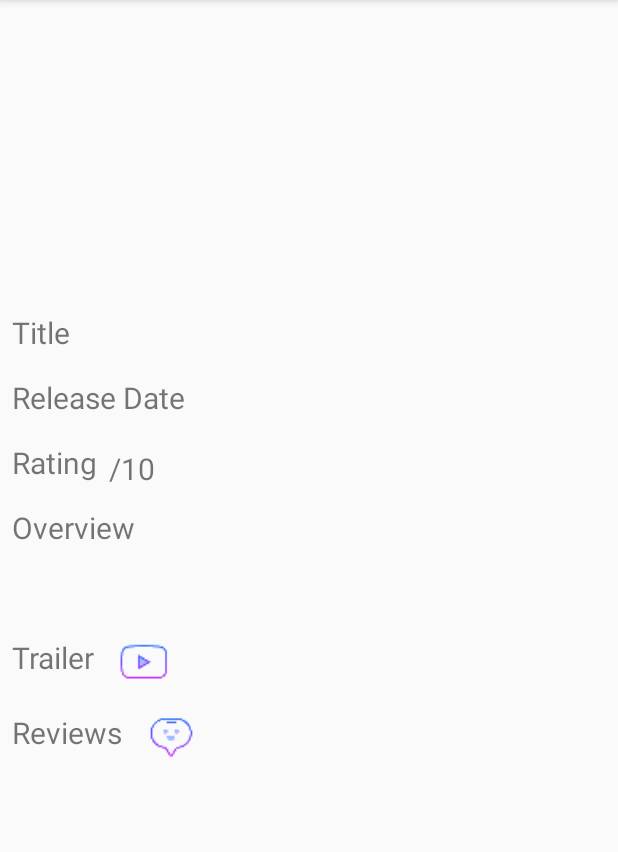
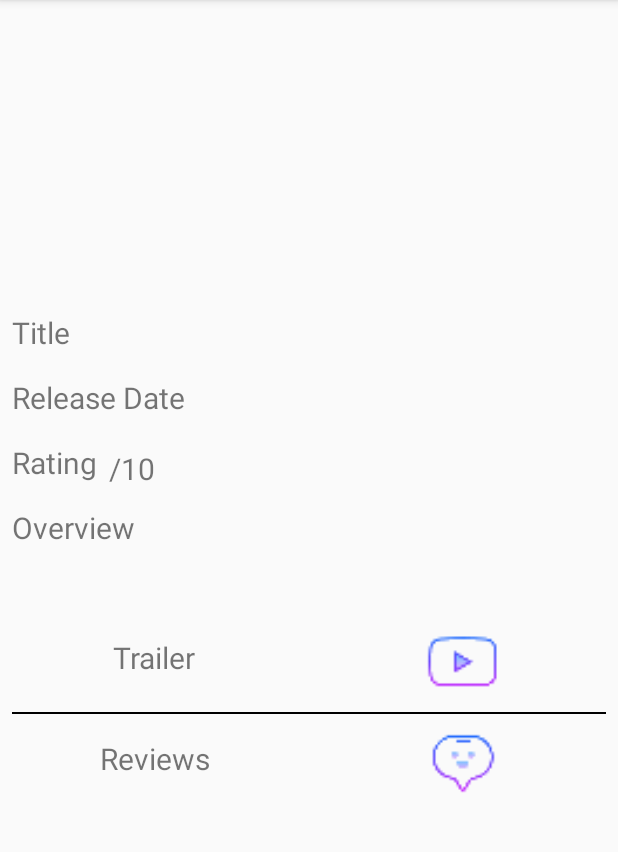
Before and after one commit to Rmhuneineh/UdacityAndroidDevProject3---PopularMovies-Stage-2, an Android app: the DetailsActivity screen opened directly, with no data from a screen before it, on a phone screen of 412 x 824 dp, the part 84-936 px from its top. Run offline under Robolectric (Android 15) with nearby library versions, the phone set to English and light mode, and no system bars; our stand-ins replace ButterKnife, Picasso; pictures from the network do not load; 8 statements that could not run were skipped.

Commit message:
Fix UI in DetailsActivity

```diff
--- a/app/src/main/java/com/example/android/popmovies/DetailsActivity.java
+++ b/app/src/main/java/com/example/android/popmovies/DetailsActivity.java
@@ -12,9 +12,7 @@ import android.view.MenuItem;
 import android.view.View;
 import android.widget.FrameLayout;
 import android.widget.ImageView;
-import android.widget.ScrollView;
 import android.widget.TextView;
-import android.widget.Toast;
 
 import com.squareup.picasso.Picasso;
 
@@ -37,9 +35,6 @@ public class DetailsActivity extends AppCompatActivity {
     private Boolean favorite = false;
     private Movie currentMovie;
 
-    @BindView(R.id.details_scroll_view)
-    ScrollView scrollView;
-
     @BindView(R.id.backdrop)
     ImageView backdropIV;
 
@@ -58,15 +53,10 @@ public class DetailsActivity extends AppCompatActivity {
     @BindView(R.id.trailer_frame)
     FrameLayout trailerFrameLayout;
 
-    @BindView(R.id.reviews_frame)
-    FrameLayout reviewsFrameLayout;
-
     @BindView(R.id.reviews_recycler_view)
     RecyclerView reviewRecyclerView;
 
     ReviewRecyclerAdapter reviewRecyclerAdapter;
-
-    Boolean hiddenRecyclerView = true;
 
     @Override
     protected void onCreate(Bundle savedInstanceState) {
@@ -74,8 +64,6 @@ public class DetailsActivity extends AppCompatActivity {
         setContentView(R.layout.activity_details);
 
         ButterKnife.bind(this);
-
-        reviewRecyclerView.setVisibility(View.GONE);
 
 
         Intent intent = getIntent();
@@ -93,30 +81,13 @@ public class DetailsActivity extends AppCompatActivity {
         reviewRecyclerAdapter = new ReviewRecyclerAdapter(this, currentMovie);
         reviewRecyclerView.setAdapter(reviewRecyclerAdapter);
 
+
         trailerFrameLayout.setOnClickListener(new View.OnClickListener() {
             @Override
             public void onClick(View view) {
                 Intent intent = new Intent(Intent.ACTION_VIEW);
                 intent.setData(Uri.parse(YOUTUBE_BASE_PATH + currentMovie.getYoutubeKey()));
                 startActivity(intent);
-            }
-        });
-
-        reviewsFrameLayout.setOnClickListener(new View.OnClickListener() {
-            @Override
-            public void onClick(View view) {
-                if(currentMovie.getAuthors().size() != 0){
-                    if(!hiddenRecyclerView) {
-                        reviewRecyclerView.setVisibility(View.GONE);
-                        hiddenRecyclerView = true;
-                    } else {
-                        reviewRecyclerView.setVisibility(View.VISIBLE);
-                        hiddenRecyclerView = false;
-                    }
-                } else {
-                    Toast.makeText(DetailsActivity.this,
-                            "Movie Doesn't Have Reviews =(", Toast.LENGTH_SHORT).show();
-                }
             }
         });
 
--- a/app/src/main/res/layout/activity_details.xml
+++ b/app/src/main/res/layout/activity_details.xml
@@ -115,12 +115,15 @@
         android:layout_height="wrap_content"
         android:id="@+id/trailer_frame">
 
-        <RelativeLayout
+        <LinearLayout
             android:layout_width="match_parent"
+            android:orientation="horizontal"
             android:layout_height="wrap_content">
 
             <TextView
-                android:layout_width="wrap_content"
+                android:layout_width="0dp"
+                android:layout_weight="1"
+                android:textAlignment="center"
                 android:layout_height="wrap_content"
                 android:id="@+id/trailer_text_view"
                 android:text="@string/trailer"
@@ -128,40 +131,43 @@
                 android:padding="8dp"/>
 
             <ImageView
-                android:layout_width="50dp"
+                android:layout_width="0dp"
+                android:layout_weight="1"
                 android:layout_height="50dp"
-                android:layout_toRightOf="@id/trailer_text_view"
-                android:layout_toEndOf="@id/trailer_text_view"
-                android:padding="8dp"
                 android:src="@drawable/play_button"/>
-        </RelativeLayout>
+        </LinearLayout>
     </FrameLayout>
+
+        <View
+            android:layout_width="match_parent"
+            android:layout_height="1dp"
+            android:background="@android:color/black"
+            android:layout_margin="8dp"/>
 
         <FrameLayout
             android:layout_width="match_parent"
-            android:layout_height="wrap_content"
-            android:id="@+id/reviews_frame">
+            android:layout_height="wrap_content">
 
-            <RelativeLayout
+            <LinearLayout
                 android:layout_width="match_parent"
-                android:layout_height="wrap_content">
+                android:layout_height="wrap_content"
+                android:orientation="horizontal">
 
                 <TextView
-                    android:layout_width="wrap_content"
+                    android:layout_width="0dp"
+                    android:layout_weight="1"
+                    android:textAlignment="center"
                     android:layout_height="wrap_content"
-                    android:id="@+id/reviews_text_view"
                     android:text="@string/reviews"
                     android:textSize="20sp"
                     android:padding="8dp"/>
 
                 <ImageView
-                    android:layout_width="50dp"
+                    android:layout_width="0dp"
+                    android:layout_weight="1"
                     android:layout_height="50dp"
-                    android:layout_toRightOf="@+id/reviews_text_view"
-                    android:layout_toEndOf="@id/reviews_text_view"
-                    android:padding="8dp"
                     android:src="@drawable/reviews_button"/>
-            </RelativeLayout>
+            </LinearLayout>
         </FrameLayout>
 
         <android.support.v7.widget.RecyclerView
```
